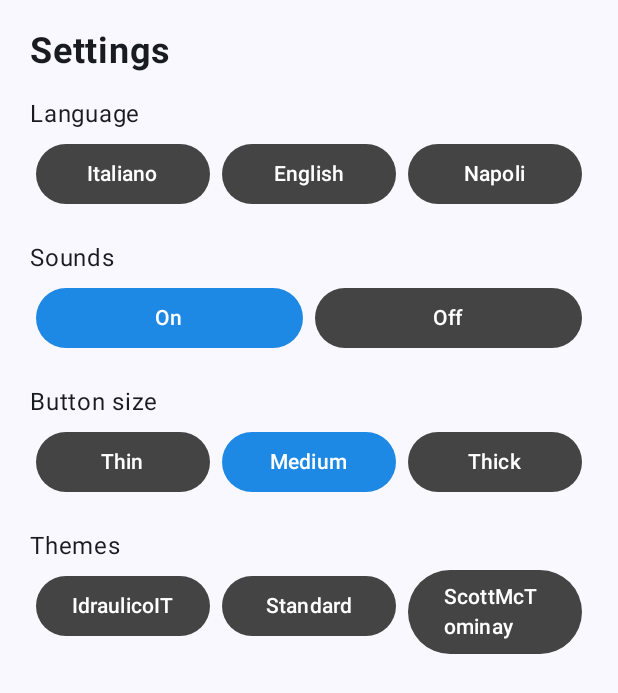
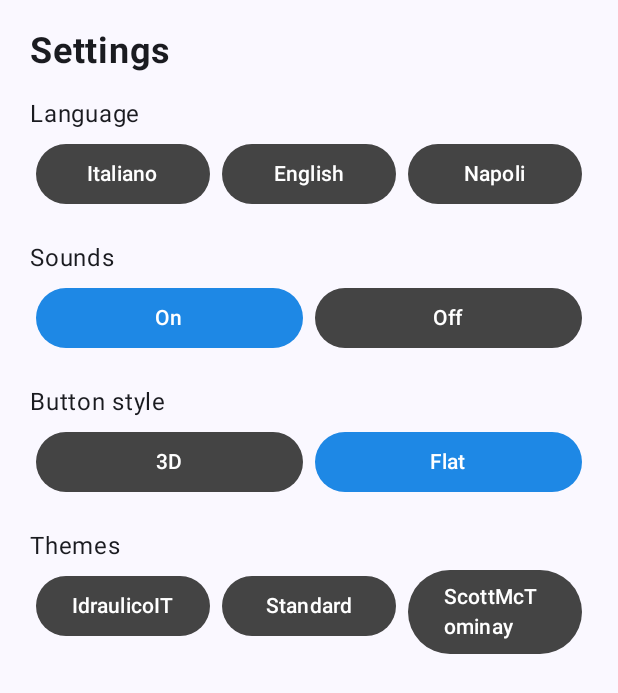
Before and after one commit to emarussoo/SIMON_GAME, an Android app built with Jetpack Compose: the composable settingInterface shown on its own in the app's theme, after a tap on "On", on a phone screen of 412 x 824 dp. Shown: the top 693 px of the screen. Run offline under Robolectric (Android 15) with nearby library versions, the phone set to English and light mode, and no system bars.

Commit message:
bottoni allineati 3D/Flat + settings per sound e stile bottone

```diff
--- a/app/src/main/java/com/boxbox/simon/MainActivity.kt
+++ b/app/src/main/java/com/boxbox/simon/MainActivity.kt
@@ -83,7 +83,8 @@ import androidx.compose.foundation.Canvas
 import androidx.compose.foundation.layout.*
 import androidx.compose.ui.graphics.StrokeCap
 import androidx.compose.ui.graphics.drawscope.Stroke
-import com.boxbox.simon.ui.theme.theme
+import android.content.Context
+import android.content.SharedPreferences
 
 
 class MainActivity : ComponentActivity() {
@@ -309,10 +310,16 @@ fun TimerProgressBarCircle(
 fun ResponsiveColorGrid(viewModel: SimonViewModel){
 
     val context = LocalContext.current
+    val sharedPref = context.getSharedPreferences("settings", Context.MODE_PRIVATE)
+
+
     val highlighted by viewModel.highlightedMove.collectAsState()
     val state by viewModel.gameState.collectAsState()
     val offsetInPx = with(LocalDensity.current) { 10.dp.toPx() }
     var isEnabled = false
+    val height: Int
+
+    if(sharedPref.getBoolean("is3D",true) == true) height = 14 else height = 0
 
     if(state.state == GamePhase.WaitingInput){
         isEnabled = true
@@ -334,15 +341,15 @@ fun ResponsiveColorGrid(viewModel: SimonViewModel){
             horizontalAlignment = Alignment.CenterHorizontally,
             modifier = Modifier
                 .align(Alignment.Center)
-                .padding((offsetInPx.dp) / 3, 0.dp, 0.dp, 0.dp)
+                .padding((if(height != 0) (offsetInPx.dp) / 2 else 0.dp), 0.dp, 0.dp, 0.dp)
         ) {
             Row(horizontalArrangement = Arrangement.spacedBy(spacing)) {
-                SimonColorButton(SimonMove.RED, highlighted == SimonMove.RED , {viewModel.onUserInput(SimonMove.RED, context)}, 14,R.raw.f1, buttonSize, isEnabled)
-                SimonColorButton(SimonMove.GREEN, highlighted == SimonMove.GREEN , {viewModel.onUserInput(SimonMove.GREEN, context)},14,R.raw.f2, buttonSize, isEnabled)
+                SimonColorButton(SimonMove.RED, highlighted == SimonMove.RED , {viewModel.onUserInput(SimonMove.RED, context)}, height,R.raw.f1, buttonSize, isEnabled)
+                SimonColorButton(SimonMove.GREEN, highlighted == SimonMove.GREEN , {viewModel.onUserInput(SimonMove.GREEN, context)},height,R.raw.f2, buttonSize, isEnabled)
             }
             Row(horizontalArrangement = Arrangement.spacedBy(spacing)) {
-                SimonColorButton(SimonMove.BLUE, highlighted == SimonMove.BLUE , {viewModel.onUserInput(SimonMove.BLUE, context)},14,R.raw.bho, buttonSize, isEnabled)
-                SimonColorButton(SimonMove.YELLOW, highlighted == SimonMove.YELLOW , {viewModel.onUserInput(SimonMove.YELLOW, context)},14,R.raw.miao, buttonSize, isEnabled)
+                SimonColorButton(SimonMove.BLUE, highlighted == SimonMove.BLUE , {viewModel.onUserInput(SimonMove.BLUE, context)},height,R.raw.bho, buttonSize, isEnabled)
+                SimonColorButton(SimonMove.YELLOW, highlighted == SimonMove.YELLOW , {viewModel.onUserInput(SimonMove.YELLOW, context)},height,R.raw.miao, buttonSize, isEnabled)
             }
 
             LaunchedEffect(state) {
@@ -817,10 +824,16 @@ fun leaderboardInterface() {
 @Composable
 fun settingInterface(){
 
+    val context = LocalContext.current
+    val sharedPref = context.getSharedPreferences("settings", Context.MODE_PRIVATE)
+
     var graphics by remember { mutableStateOf("Medium") }
-    var sounds by remember { mutableStateOf(false) }
-    var bttnSize by remember { mutableStateOf("Medium") }
+    var sounds by remember { mutableStateOf(sharedPref.getBoolean("soundsOn", true)) }
+    // ,false è il parametro di default se ancora non è stato messo nelle shared pref is3D
+    var bttnStyle by remember { mutableStateOf(if (sharedPref.getBoolean("is3D", false)) "3D" else "Flat") }
     var theme by remember { mutableStateOf("Theme") }
+
+
 
     Column(
         modifier = Modifier
@@ -855,7 +868,10 @@ fun settingInterface(){
         Row {
             listOf("On" to true, "Off" to false).forEach { (label, value) ->
                 Button(
-                    onClick = { sounds = value },
+                    onClick = {
+                        sounds = value
+                        sharedPref.edit().putBoolean("soundsOn", value).apply()
+                    },
                     colors = ButtonDefaults.buttonColors(
                         containerColor = if (sounds == value) Color(0xFF1E88E5) else Color.DarkGray
                     ),
@@ -870,13 +886,20 @@ fun settingInterface(){
 
         Spacer(Modifier.height(16.dp))
 
-        Text("Button size")
+        Text("Button style")
         Row {
-            listOf("Thin", "Medium", "Thick").forEach { option ->
+            listOf("3D", "Flat").forEach { option ->
                 Button(
-                    onClick = { bttnSize = option },
+                    onClick = {
+                        bttnStyle = option
+                        if (option == "3D") {
+                            sharedPref.edit().putBoolean("is3D", true).apply()
+                        } else {
+                            sharedPref.edit().putBoolean("is3D", false).apply()
+                        }
+                    },
                     colors = ButtonDefaults.buttonColors(
-                        containerColor = if (bttnSize == option) Color(0xFF1E88E5) else Color.DarkGray
+                        containerColor = if (bttnStyle == option) Color(0xFF1E88E5) else Color.DarkGray
                     ),
                     modifier = Modifier
                         .padding(4.dp)
```
Also changed, not shown: app/src/main/java/com/boxbox/simon/utils/3DButton.kt (+7 -2 lines).
